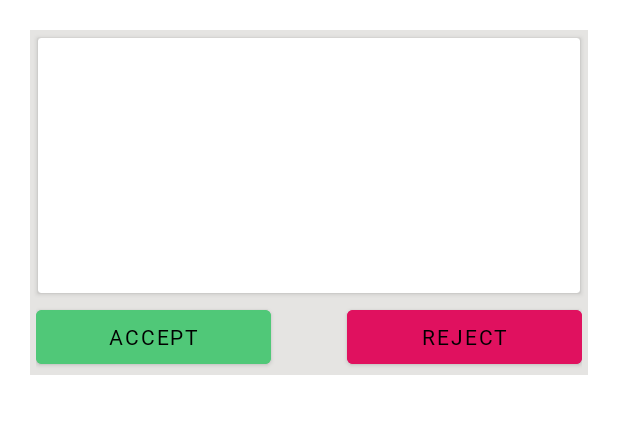
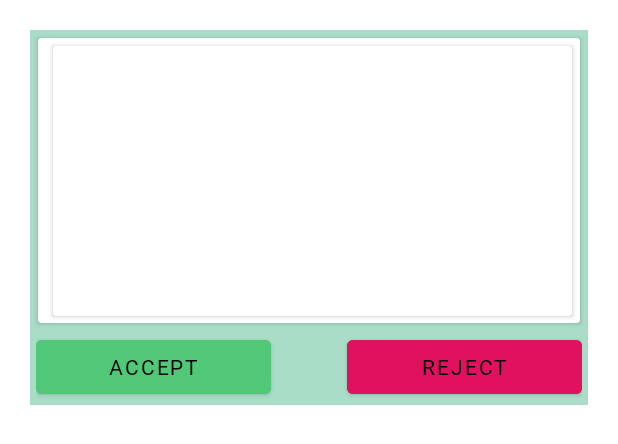
Before and after one commit to naveen-kc/college, an Android app: the layout appoints_layout.xml on its own in the app's theme, with its tools: preview values and no code run, on a phone screen of 412 x 824 dp. Shown: the top 444 px of the screen. Run offline under Robolectric (Android 15) with nearby library versions, the phone set to English and light mode, and no system bars; network calls fail.

Commit message:
App completed successfully

```diff
--- a/app/src/main/java/com/example/college/Const.java
+++ b/app/src/main/java/com/example/college/Const.java
@@ -2,7 +2,7 @@ package com.example.college;
 
 public class Const {
 
-    public static final String URL="https://95da-115-242-147-90.in.ngrok.io/";
+    public static final String URL="https://9792-106-51-84-227.in.ngrok.io/";
 
 
 }
--- /dev/null
+++ b/app/src/main/res/drawable/text_border.xml
@@ -0,0 +1,16 @@
+<?xml version="1.0" encoding="utf-8"?>
+<shape xmlns:android="http://schemas.android.com/apk/res/android" >
+    <stroke
+        android:width="1dp"
+        android:color="@color/black" />
+
+    <solid android:color="@color/orange" />
+
+    <padding
+        android:left="1dp"
+        android:right="1dp"
+        android:bottom="1dp"
+        android:top="1dp" />
+
+    <corners android:radius="5dp" />
+</shape>
--- a/app/src/main/res/layout/appoints_layout.xml
+++ b/app/src/main/res/layout/appoints_layout.xml
@@ -10,35 +10,47 @@
     card_view:cardCornerRadius="7dp"
     card_view:cardMaxElevation="7dp"
     android:layout_margin="20dp"
-    android:background="@color/platinum"
+    android:background="@color/Bluee"
     >
+
 
     <androidx.cardview.widget.CardView
         android:id="@+id/cardview"
         android:layout_width="match_parent"
-        android:layout_height="170dp"
+        android:layout_height="190dp"
         android:layout_marginStart="5dp"
         android:layout_marginTop="5dp"
         android:layout_marginEnd="5dp"
         android:layout_marginBottom="5dp">
+    <androidx.cardview.widget.CardView
+
+        android:layout_width="match_parent"
+        android:layout_height="180dp"
+        android:layout_marginStart="10dp"
+        android:layout_marginTop="5dp"
+        android:layout_marginEnd="5dp"
+        android:layout_marginBottom="10dp">
 
         <TextView
             android:id="@+id/fName"
             android:layout_width="match_parent"
             android:layout_height="wrap_content"
             android:layout_marginTop="5dp"
-            android:gravity="center"
-            android:textSize="12sp"
-            android:textStyle="bold" />
+            android:gravity="start"
+            android:textSize="14sp"
+            android:textStyle="bold"
+            android:layout_marginStart="10dp"
+            />
 
         <TextView
             android:id="@+id/lName"
             android:layout_width="match_parent"
             android:layout_height="wrap_content"
-            android:layout_marginTop="25dp"
-            android:gravity="center"
-            android:textSize="12sp"
-            android:textStyle="bold" />
+            android:layout_marginTop="30dp"
+            android:gravity="start"
+            android:textSize="14sp"
+            android:textStyle="bold"
+            android:layout_marginStart="10dp"/>
 
 
         <TextView
@@ -46,73 +58,91 @@
             android:layout_width="match_parent"
             android:layout_height="wrap_content"
             android:layout_marginTop="55dp"
-            android:gravity="center"
-            android:textSize="12sp"
-            android:textStyle="bold" />
+            android:gravity="start"
+            android:textSize="14sp"
+            android:textStyle="bold"
+            android:layout_marginStart="10dp"/>
 
 
         <TextView
             android:id="@+id/date"
             android:layout_width="match_parent"
             android:layout_height="wrap_content"
-            android:layout_marginTop="85dp"
-            android:gravity="center"
-            android:textSize="12sp"
-            android:textStyle="bold" />
+            android:layout_marginTop="80dp"
+            android:gravity="start"
+            android:textSize="14sp"
+            android:textStyle="bold"
+            android:layout_marginStart="10dp"/>
 
         <TextView
             android:id="@+id/whom"
             android:layout_width="match_parent"
             android:layout_height="wrap_content"
-            android:layout_marginTop="115dp"
-            android:gravity="center"
-            android:textSize="12sp"
-            android:textStyle="bold" />
+            android:layout_marginTop="105dp"
+            android:gravity="start"
+            android:textSize="14sp"
+            android:textStyle="bold"
+            android:layout_marginStart="10dp"/>
+
+        <TextView
+            android:id="@+id/who"
+            android:layout_width="match_parent"
+            android:layout_height="wrap_content"
+            android:layout_marginTop="130dp"
+            android:gravity="start"
+            android:textSize="14sp"
+            android:textStyle="bold"
+            android:layout_marginStart="10dp"/>
 
 
         <TextView
             android:id="@+id/status"
             android:layout_width="match_parent"
-            android:layout_height="30dp"
-            android:layout_marginTop="135dp"
+            android:layout_height="25dp"
+            android:layout_marginTop="150dp"
             android:gravity="center"
-            android:textSize="12sp"
+            android:textSize="16sp"
             android:textStyle="bold"
             android:visibility="gone"
+            android:textColor="@color/black"
+            android:layout_marginStart="2dp"
+            android:layout_marginEnd="2dp"
+            android:background="@drawable/text_border"
 
             />
 
     </androidx.cardview.widget.CardView>
+    </androidx.cardview.widget.CardView>
 
     <LinearLayout
+        android:id="@+id/buttons"
+        android:layout_width="fill_parent"
+        android:layout_height="wrap_content"
+        android:layout_below="@+id/cardview"
         android:orientation="horizontal"
         android:paddingLeft="4.0dip"
         android:paddingRight="4.0dip"
-        android:paddingBottom="1.0dip"
-        android:layout_width="fill_parent"
-        android:layout_height="wrap_content"
-        android:layout_below="@+id/cardview"
-        android:id="@+id/buttons">
+        android:paddingBottom="1.0dip">
 
         <Button
             android:id="@+id/accept"
             android:layout_width="0.0dip"
             android:layout_height="fill_parent"
+            android:layout_marginEnd="25dp"
+            android:layout_weight="1.0"
+            android:backgroundTint="@color/green"
             android:text="Accept"
-            android:layout_weight="1.0"
-            android:layout_marginEnd="25dp"
-            android:backgroundTint="@color/green"
-            android:textColor="@color/black"/>
+            android:textColor="@color/black" />
 
         <Button
             android:id="@+id/reject"
             android:layout_width="0.0dip"
             android:layout_height="fill_parent"
+            android:layout_marginStart="25dp"
+            android:layout_weight="1.0"
+            android:backgroundTint="@color/red"
             android:text="Reject"
-            android:layout_weight="1.0"
-            android:layout_marginStart="25dp"
-            android:backgroundTint="@color/red"
-            android:textColor="@color/black"/>
+            android:textColor="@color/black" />
 
     </LinearLayout>
 </RelativeLayout>
--- a/app/src/main/res/values/colors.xml
+++ b/app/src/main/res/values/colors.xml
@@ -12,4 +12,8 @@
     <color name="red">#E0115F</color>
     <color name="green">#50C878</color>
     <color name="platinum">	#E5E4E2</color>
+    <color name="lightBlue">#66D6AE</color>
+    <color name="Bluee">#A9DDC7</color>
+    <color name="orange">#FFA500</color>
+
 </resources>
```
Also changed, not shown: app/src/main/java/com/example/college/AppointsAdapter.java (+10 -8 lines), app/src/main/java/com/example/college/VisitAdapter.java (+5 -5 lines), app/src/main/res/layout/visits_layout.xml (+34 -19 lines).
